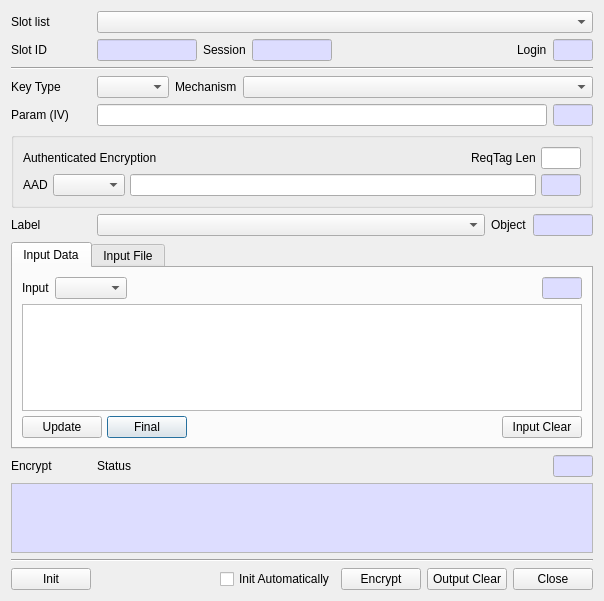
jykim74/CryptokiMan, file CryptokiMan/encrypt_dlg.ui: the form before one commit.
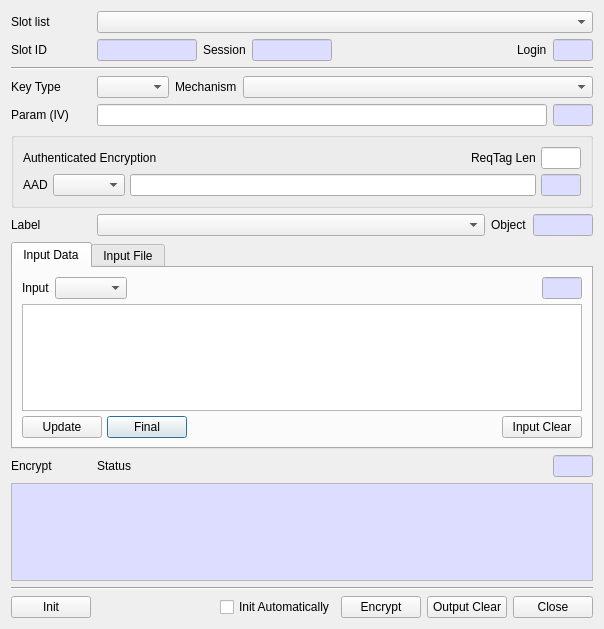
The form after the commit. The open tabs and pages were chosen to show the change.

Commit message: UI 개선

The edit to the form file:
```diff
--- a/CryptokiMan/encrypt_dlg.ui
+++ b/CryptokiMan/encrypt_dlg.ui
@@ -7,7 +7,7 @@
     <x>0</x>
     <y>0</y>
     <width>604</width>
-    <height>596</height>
+    <height>629</height>
    </rect>
   </property>
   <property name="windowTitle">
```
Left out of the diff: 2 changed lines with no effect on the pictures. The commit also changes 3 other files.
